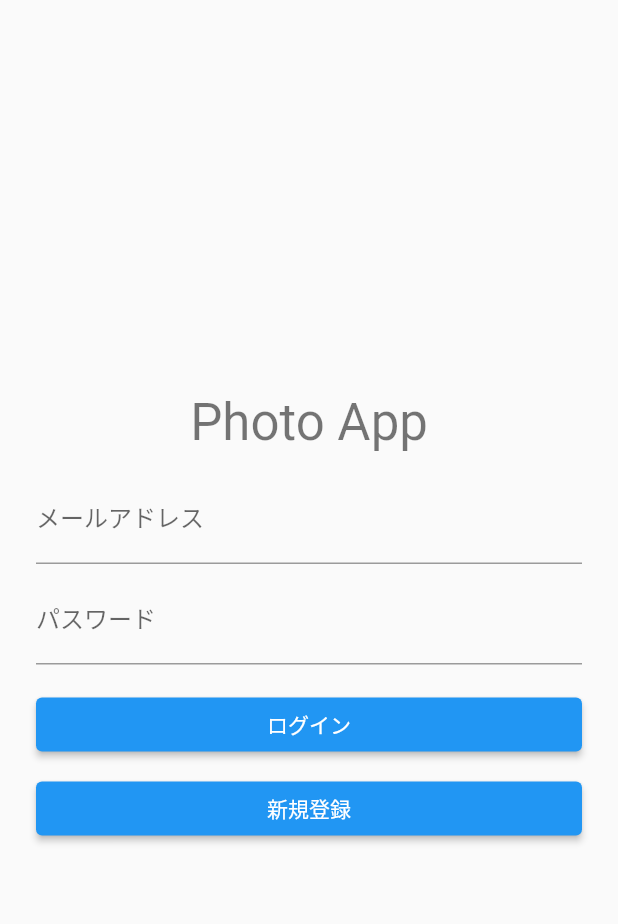
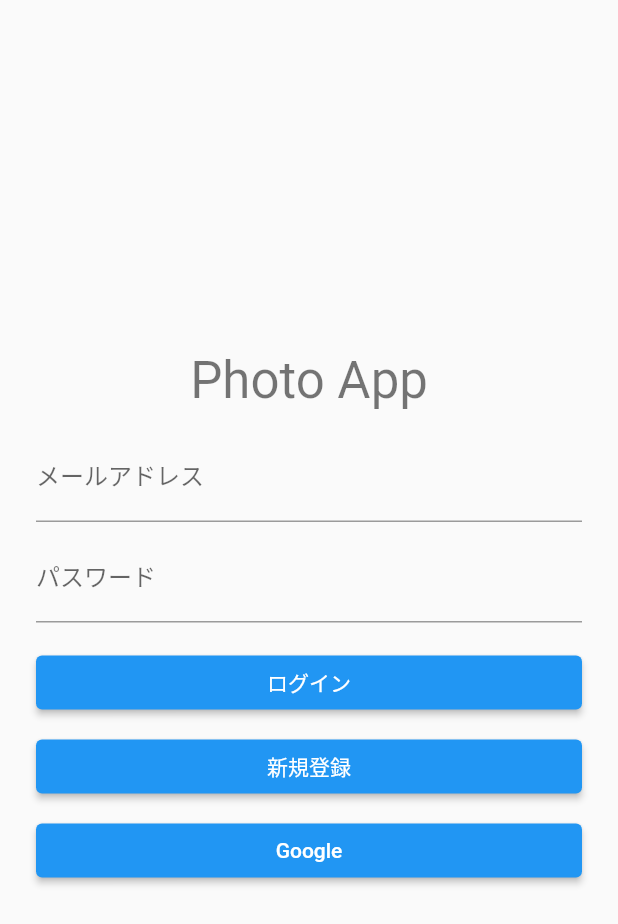
Before and after one commit to Luecy1/photoapp, a Flutter app: the screen it shows once a user with an empty profile is signed in, after a tap on the "exit to app" icon, on a phone screen of 412 x 824 dp. Shown: the top 924 px of the screen. Run offline on Flutter 3.47's test engine with Material 2 defaults, Android fonts, the light colour scheme and no system bars; our stand-ins replace cloud_firestore, file_picker, firebase_auth, firebase_core, firebase_storage, flutter_riverpod and 2 more; accounts and stored records are empty; network calls fail.

Commit message:
google account sign in

```diff
--- a/lib/sign_in_screen.dart
+++ b/lib/sign_in_screen.dart
@@ -1,5 +1,6 @@
 import 'package:firebase_auth/firebase_auth.dart';
 import 'package:flutter/material.dart';
+import 'package:google_sign_in/google_sign_in.dart';
 import 'package:photoapp/photo_list_screen.dart';
 
 class SignInScreen extends StatefulWidget {
@@ -15,13 +16,17 @@ class _SignInScreenState extends State<SignInScreen> {
   final _emailController = TextEditingController();
   final _passwordController = TextEditingController();
 
+  bool loading = false;
+
   @override
   Widget build(BuildContext context) {
     return Scaffold(
       body: Form(
         key: _formKey,
         child: Center(
-          child: Padding(
+          child: loading
+              ? const CircularProgressIndicator()
+              : Padding(
                   padding: const EdgeInsets.symmetric(horizontal: 24),
                   child: Column(
                     mainAxisAlignment: MainAxisAlignment.center,
@@ -59,7 +64,7 @@ class _SignInScreenState extends State<SignInScreen> {
                       SizedBox(
                         width: double.infinity,
                         child: ElevatedButton(
-                    onPressed: () => _onSinIn(),
+                          onPressed: () => _onSignIn(),
                           child: const Text('ログイン'),
                         ),
                       ),
@@ -67,8 +72,16 @@ class _SignInScreenState extends State<SignInScreen> {
                       SizedBox(
                         width: double.infinity,
                         child: ElevatedButton(
-                    onPressed: () => _onSinUp(),
+                          onPressed: () => _onSignUp(),
                           child: const Text('新規登録'),
+                        ),
+                      ),
+                      const SizedBox(height: 8),
+                      SizedBox(
+                        width: double.infinity,
+                        child: ElevatedButton(
+                          onPressed: () => _onGoolgeSignUp(),
+                          child: const Text('Google'),
                         ),
                       ),
                     ],
@@ -79,7 +92,7 @@ class _SignInScreenState extends State<SignInScreen> {
     );
   }
 
-  Future<void> _onSinIn() async {
+  Future<void> _onSignIn() async {
     try {
       if (_formKey.currentState?.validate() != true) {
         return;
@@ -103,11 +116,12 @@ class _SignInScreenState extends State<SignInScreen> {
             title: Text('エラー'),
             content: Text(e.toString()),
           );
-          });
+        },
+      );
     }
   }
 
-  Future<void> _onSinUp() async {
+  Future<void> _onSignUp() async {
     try {
       if (_formKey.currentState?.validate() != true) {
         return;
@@ -133,4 +147,31 @@ class _SignInScreenState extends State<SignInScreen> {
           });
     }
   }
+
+  Future<void> _onGoolgeSignUp() async {
+    setState(() {
+      loading = true;
+    });
+
+    final GoogleSignInAccount? googleUser = await GoogleSignIn().signIn();
+
+    final GoogleSignInAuthentication? googleAuth =
+        await googleUser?.authentication;
+
+    final credential = GoogleAuthProvider.credential(
+      accessToken: googleAuth?.accessToken,
+      idToken: googleAuth?.idToken,
+    );
+
+    final userCredential =
+        await FirebaseAuth.instance.signInWithCredential(credential);
+
+    await Navigator.of(context).pushReplacement(MaterialPageRoute(
+      builder: (_) => PhotoListScreen(),
+    ));
+
+    setState(() {
+      loading = false;
+    });
   }
+}
--- a/pubspec.yaml
+++ b/pubspec.yaml
@@ -20,6 +20,7 @@ dependencies:
   cloud_firestore: ^2.2.0
   flutter_riverpod: ^0.14.0+3
   share: ^2.0.4
+  google_sign_in: ^5.3.0
 
 dev_dependencies:
   flutter_test:
```
Also changed, not shown: pubspec.lock. Lines whose indentation alone changed are shown as unchanged.
